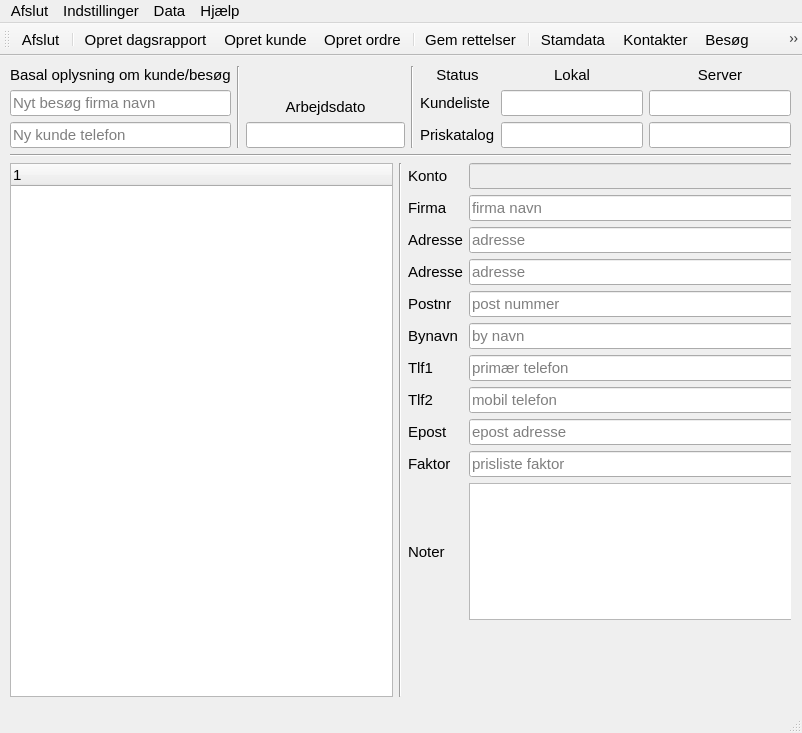
Above: buildtools/ui/main_window.ui from fhdk/eordre2 before the change. Below: the same form after it.
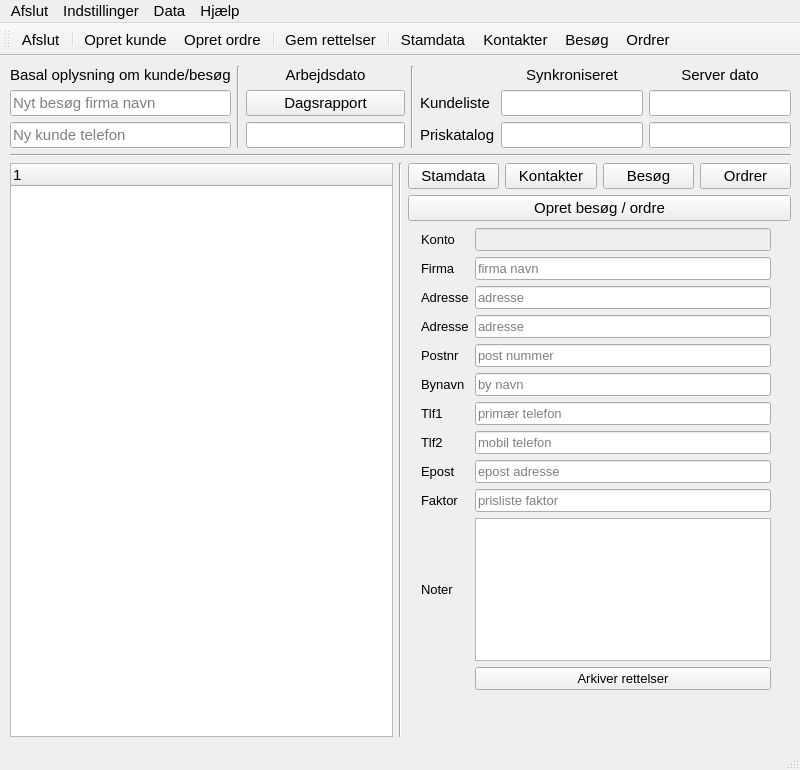
That is the form after the change.

Diff of the .ui file:
```diff
--- a/buildtools/ui/main_window.ui
+++ b/buildtools/ui/main_window.ui
@@ -6,8 +6,8 @@
    <rect>
     <x>0</x>
     <y>0</y>
-    <width>802</width>
-    <height>733</height>
+    <width>800</width>
+    <height>770</height>
    </rect>
   </property>
   <property name="minimumSize">
@@ -52,7 +52,7 @@
       <x>10</x>
       <y>10</y>
       <width>781</width>
-      <height>631</height>
+      <height>671</height>
      </rect>
     </property>
     <layout class="QVBoxLayout" name="verticalLayout">
@@ -93,7 +93,7 @@
        <item>
         <layout class="QGridLayout" name="gridLayout">
          <item row="0" column="0">
-          <widget class="QLabel" name="label_7">
+          <widget class="QLabel" name="labelWorkdate">
            <property name="text">
             <string>Arbejdsdato</string>
            </property>
@@ -102,7 +102,7 @@
            </property>
           </widget>
          </item>
-         <item row="1" column="0">
+         <item row="2" column="0">
           <widget class="QLineEdit" name="txtWorkdate">
            <property name="enabled">
             <bool>true</bool>
@@ -121,6 +121,13 @@
            </property>
           </widget>
          </item>
+         <item row="1" column="0">
+          <widget class="QPushButton" name="buttonReport">
+           <property name="text">
+            <string>Dagsrapport</string>
+           </property>
+          </widget>
+         </item>
         </layout>
        </item>
        <item>
@@ -133,9 +140,9 @@
        <item>
         <layout class="QGridLayout" name="lastUpdateGrid">
          <item row="0" column="2">
-          <widget class="QLabel" name="label_4">
+          <widget class="QLabel" name="lblAvailable">
            <property name="text">
-            <string>Server</string>
+            <string>Server dato</string>
            </property>
            <property name="alignment">
             <set>Qt::AlignCenter</set>
@@ -147,6 +154,9 @@
            <property name="enabled">
             <bool>true</bool>
            </property>
+           <property name="alignment">
+            <set>Qt::AlignCenter</set>
+           </property>
            <property name="readOnly">
             <bool>true</bool>
            </property>
@@ -157,6 +167,9 @@
            <property name="enabled">
             <bool>true</bool>
            </property>
+           <property name="alignment">
+            <set>Qt::AlignCenter</set>
+           </property>
            <property name="readOnly">
             <bool>true</bool>
            </property>
@@ -167,6 +180,9 @@
            <property name="enabled">
             <bool>true</bool>
            </property>
+           <property name="alignment">
+            <set>Qt::AlignCenter</set>
+           </property>
            <property name="readOnly">
             <bool>true</bool>
            </property>
@@ -175,7 +191,7 @@
          <item row="0" column="1">
           <widget class="QLabel" name="label_3">
            <property name="text">
-            <string>Lokal</string>
+            <string>Synkroniseret</string>
            </property>
            <property name="alignment">
             <set>Qt::AlignCenter</set>
@@ -192,16 +208,6 @@
            </property>
           </widget>
          </item>
-         <item row="0" column="0">
-          <widget class="QLabel" name="label">
-           <property name="text">
-            <string>Status</string>
-           </property>
-           <property name="alignment">
-            <set>Qt::AlignCenter</set>
-           </property>
-          </widget>
-         </item>
          <item row="2" column="0">
           <widget class="QLabel" name="lblCatalog">
            <property name="text">
@@ -217,6 +223,9 @@
            <property name="enabled">
             <bool>true</bool>
            </property>
+           <property name="alignment">
+            <set>Qt::AlignCenter</set>
+           </property>
            <property name="readOnly">
             <bool>true</bool>
            </property>
@@ -255,9 +264,53 @@
         </widget>
        </item>
        <item>
-        <layout class="QGridLayout" name="customerGrid">
-         <item row="1" column="0">
+        <layout class="QVBoxLayout" name="verticalLayout_2">
+         <item>
+          <layout class="QGridLayout" name="gridLayout_2">
+           <item row="0" column="2">
+            <widget class="QPushButton" name="buttonVisits">
+             <property name="text">
+              <string>Besøg</string>
+             </property>
+            </widget>
+           </item>
+           <item row="0" column="3">
+            <widget class="QPushButton" name="buttonOrders">
+             <property name="text">
+              <string>Ordrer</string>
+             </property>
+            </widget>
+           </item>
+           <item row="0" column="0">
+            <widget class="QPushButton" name="buttonMaster">
+             <property name="text">
+              <string>Stamdata</string>
+             </property>
+            </widget>
+           </item>
+           <item row="0" column="1">
+            <widget class="QPushButton" name="buttonContacts">
+             <property name="text">
+              <string>Kontakter</string>
+             </property>
+            </widget>
+           </item>
+          </layout>
+         </item>
+         <item>
+          <widget class="QPushButton" name="buttonNewVisit">
+           <property name="text">
+            <string>Opret besøg / ordre</string>
+           </property>
+          </widget>
+         </item>
+         <item>
           <widget class="QStackedWidget" name="customerInfoStack">
+           <property name="font">
+            <font>
+             <pointsize>10</pointsize>
+            </font>
+           </property>
            <property name="currentIndex">
             <number>0</number>
            </property>
@@ -265,115 +318,122 @@
             <widget class="QWidget" name="layoutWidget">
              <property name="geometry">
               <rect>
-               <x>0</x>
-               <y>0</y>
-               <width>391</width>
-               <height>457</height>
+               <x>13</x>
+               <y>1</y>
+               <width>350</width>
+               <height>462</height>
               </rect>
              </property>
-             <layout class="QGridLayout" name="gridLayoutCustomerrMasterData">
-              <item row="5" column="0">
+             <layout class="QGridLayout" name="gridMasterData">
+              <item row="12" column="1">
+               <widget class="QLineEdit" name="txtFactor">
+                <property name="placeholderText">
+                 <string>prisliste faktor</string>
+                </property>
+               </widget>
+              </item>
+              <item row="13" column="1">
+               <widget class="QTextEdit" name="txtInfoText"/>
+              </item>
+              <item row="3" column="0">
+               <widget class="QLabel" name="lblAddress1">
+                <property name="text">
+                 <string>Adresse</string>
+                </property>
+               </widget>
+              </item>
+              <item row="6" column="0">
                <widget class="QLabel" name="lblPostOffice">
                 <property name="text">
                  <string>Bynavn</string>
                 </property>
                </widget>
               </item>
-              <item row="10" column="1">
-               <widget class="QLineEdit" name="txtEmail">
+              <item row="6" column="1">
+               <widget class="QLineEdit" name="txtCityName">
                 <property name="placeholderText">
-                 <string>epost adresse</string>
+                 <string>by navn</string>
                 </property>
                </widget>
               </item>
-              <item row="11" column="0">
-               <widget class="QLabel" name="lblFactor">
+              <item row="9" column="1">
+               <widget class="QLineEdit" name="txtPhone2">
+                <property name="placeholderText">
+                 <string>mobil telefon</string>
+                </property>
+               </widget>
+              </item>
+              <item row="4" column="0">
+               <widget class="QLabel" name="lblAddress2">
                 <property name="text">
-                 <string>Faktor</string>
+                 <string>Adresse</string>
                 </property>
                </widget>
               </item>
               <item row="1" column="0">
-               <widget class="QLabel" name="lblCompany">
+               <widget class="QLabel" name="lblAccount">
                 <property name="text">
-                 <string>Firma</string>
+                 <string>Konto</string>
                 </property>
                </widget>
               </item>
-              <item row="7" column="0">
-               <widget class="QLabel" name="lblPhone1">
+              <item row="9" column="0">
+               <widget class="QLabel" name="lblPhone2">
                 <property name="text">
-                 <string>Tlf1</string>
+                 <string>Tlf2</string>
                 </property>
                </widget>
               </item>
-              <item row="0" column="1">
+              <item row="1" column="1">
                <widget class="QLineEdit" name="txtAccount">
                 <property name="enabled">
                  <bool>false</bool>
                 </property>
                </widget>
               </item>
-              <item row="2" column="1">
-               <widget class="QLineEdit" name="txtAddress1">
-                <property name="placeholderText">
-                 <string>adresse</string>
-                </property>
-               </widget>
-              </item>
-              <item row="8" column="0">
-               <widget class="QLabel" name="lblPhone2">
-                <property name="text">
-                 <string>Tlf2</string>
-                </property>
-               </widget>
-              </item>
-              <item row="0" column="0">
-               <widget class="QLabel" name="lblAccount">
-                <property name="text">
-                 <string>Konto</string>
-                </property>
-               </widget>
-              </item>
               <item row="11" column="1">
-               <widget class="QLineEdit" name="txtFactor">
+               <widget class="QLineEdit" name="txtEmail">
                 <property name="placeholderText">
-                 <string>prisliste faktor</string>
+                 <string>epost adresse</string>
                 </property>
                </widget>
               </item>
-              <item row="5" column="1">
-               <widget class="QLineEdit" name="txtCityName">
-                <property name="placeholderText">
-                 <string>by navn</string>
-                </property>
-               </widget>
-              </item>
-              <item row="4" column="0">
-               <widget class="QLabel" name="lblPostCode">
+              <item row="12" column="0">
+               <widget class="QLabel" name="lblFactor">
                 <property name="text">
-                 <string>Postnr</string>
+                 <string>Faktor</string>
                 </property>
                </widget>
               </item>
-              <item row="12" column="1">
-               <widget class="QTextEdit" name="txtInfoText"/>
-              </item>
-              <item row="2" column="0">
-               <widget class="QLabel" name="lblAddress1">
-                <property name="text">
-                 <string>Adresse</string>
-                </property>
-               </widget>
-              </item>
-              <item row="1" column="1">
+              <item row="2" column="1">
                <widget class="QLineEdit" name="txtCompany">
                 <property name="placeholderText">
                  <string>firma navn</string>
                 </property>
                </widget>
               </item>
-              <item row="12" column="0">
+              <item row="5" column="1">
+               <widget class="QLineEdit" name="txtZipCode">
+                <property name="placeholderText">
+                 <string>post nummer</string>
+                </property>
+               </widget>
+              </item>
+              <item row="8" column="1">
+               <widget class="QLineEdit" name="txtPhone1">
+                <property name="placeholderText">
+                 <string>primær telefon</string>
+                </property>
+               </widget>
+              </item>
+              <item row="11" column="0">
+               <widget class="QLabel" name="lblEmail">
+                <property name="text">
+                 <string>Epost</string>
+                </property>
+               </widget>
+              </item>
+              <item row="13" column="0">
                <widget class="QLabel" name="lblInfoText">
                 <property name="text">
                  <string>Noter</string>
@@ -383,45 +443,45 @@
                 </property>
                </widget>
               </item>
-              <item row="3" column="1">
-               <widget class="QLineEdit" name="txtAddress2">
-                <property name="placeholderText">
-                 <string>adresse</string>
-                </property>
-               </widget>
-              </item>
               <item row="4" column="1">
-               <widget class="QLineEdit" name="txtZipCode">
+               <widget class="QLineEdit" name="txtAddress2">
                 <property name="placeholderText">
-                 <string>post nummer</string>
+                 <string>adresse</string>
                 </property>
                </widget>
               </item>
-              <item row="10" column="0">
-               <widget class="QLabel" name="lblEmail">
+              <item row="8" column="0">
+               <widget class="QLabel" name="lblPhone1">
                 <property name="text">
-                 <string>Epost</string>
+                 <string>Tlf1</string>
                 </property>
                </widget>
               </item>
-              <item row="7" column="1">
-               <widget class="QLineEdit" name="txtPhone1">
-                <property name="placeholderText">
-                 <string>primær telefon</string>
+              <item row="2" column="0">
+               <widget class="QLabel" name="lblCompany">
+                <property name="text">
+                 <string>Firma</string>
                 </property>
                </widget>
               </item>
-              <item row="8" column="1">
-               <widget class="QLineEdit" name="txtPhone2">
+              <item row="5" column="0">
+               <widget class="QLabel" name="lblPostCode">
+                <property name="text">
+                 <string>Postnr</string>
+                </property>
+               </widget>
+              </item>
+              <item row="3" column="1">
+               <widget class="QLineEdit" name="txtAddress1">
                 <property name="placeholderText">
-                 <string>mobil telefon</string>
+                 <string>adresse</string>
                 </property>
                </widget>
               </item>
-              <item row="3" column="0">
-               <widget class="QLabel" name="lblAddress2">
+              <item row="14" column="1">
+               <widget class="QPushButton" name="buttonSaveChanges">
                 <property name="text">
-                 <string>Adresse</string>
+                 <string>Arkiver rettelser</string>
                 </property>
                </widget>
               </item>
@@ -477,6 +537,9 @@
          </item>
         </layout>
        </item>
+       <item>
+        <layout class="QGridLayout" name="customerGrid"/>
+       </item>
       </layout>
      </item>
     </layout>
@@ -487,7 +550,7 @@
     <rect>
      <x>0</x>
      <y>0</y>
-     <width>802</width>
+     <width>800</width>
      <height>26</height>
     </rect>
    </property>
@@ -576,7 +639,6 @@
    </attribute>
    <addaction name="actionExit"/>
    <addaction name="separator"/>
-   <addaction name="actionCreateReport"/>
    <addaction name="actionCreateCustomer"/>
    <addaction name="actionCreateOrder"/>
    <addaction name="separator"/>
```
Left out of the diff: 9 changed lines with no effect on the pictures.
